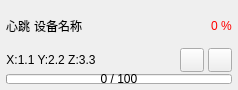
gessd/UAVManage, file UAVManage/devicecontrol.ui: the form before one commit.
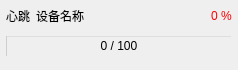
The form after the commit. Icons and pictures are not drawn.

Commit message: 调整上传航点进度界面

```diff
--- a/UAVManage/devicecontrol.ui
+++ b/UAVManage/devicecontrol.ui
@@ -7,7 +7,7 @@
     <x>0</x>
     <y>0</y>
     <width>238</width>
-    <height>90</height>
+    <height>70</height>
    </rect>
   </property>
   <property name="windowTitle">
@@ -30,9 +30,22 @@
     <number>6</number>
    </property>
    <item>
-    <layout class="QHBoxLayout" name="horizontalLayout">
-     <property name="spacing">
-      <number>4</number>
+    <widget class="QWidget" name="widgetName" native="true">
+     <property name="styleSheet">
+      <string notr="true">background:transparent;</string>
+     </property>
+     <layout class="QHBoxLayout" name="horizontalLayout_2">
+      <property name="leftMargin">
+       <number>0</number>
+      </property>
+      <property name="topMargin">
+       <number>0</number>
+      </property>
+      <property name="rightMargin">
+       <number>0</number>
+      </property>
+      <property name="bottomMargin">
+       <number>0</number>
      </property>
      <item>
       <widget class="QLabel" name="labelStatus">
@@ -90,11 +103,29 @@
       </widget>
      </item>
     </layout>
+    </widget>
    </item>
    <item>
-    <layout class="QHBoxLayout" name="horizontalLayout_2">
-     <property name="spacing">
-      <number>4</number>
+    <widget class="QStackedWidget" name="stackedWidgetStatus">
+     <property name="styleSheet">
+      <string notr="true">background:transparent;</string>
+     </property>
+     <property name="currentIndex">
+      <number>1</number>
+     </property>
+     <widget class="QWidget" name="pageStatus">
+      <layout class="QHBoxLayout" name="horizontalLayout_3">
+       <property name="leftMargin">
+        <number>0</number>
+       </property>
+       <property name="topMargin">
+        <number>0</number>
+       </property>
+       <property name="rightMargin">
+        <number>0</number>
+       </property>
+       <property name="bottomMargin">
+        <number>0</number>
      </property>
      <item>
       <widget class="QLabel" name="labelLocation">
@@ -181,15 +212,23 @@
       </widget>
      </item>
     </layout>
-   </item>
+     </widget>
+     <widget class="QWidget" name="pageProgress">
+      <layout class="QHBoxLayout" name="horizontalLayout">
+       <property name="leftMargin">
+        <number>0</number>
+       </property>
+       <property name="topMargin">
+        <number>4</number>
+       </property>
+       <property name="rightMargin">
+        <number>0</number>
+       </property>
+       <property name="bottomMargin">
+        <number>4</number>
+       </property>
    <item>
     <widget class="QProgressBar" name="progressBar">
-     <property name="maximumSize">
-      <size>
-       <width>16777215</width>
-       <height>10</height>
-      </size>
-     </property>
      <property name="maximum">
       <number>100</number>
      </property>
@@ -202,6 +241,10 @@
      <property name="format">
       <string>%v / %m</string>
      </property>
+        </widget>
+       </item>
+      </layout>
+     </widget>
     </widget>
    </item>
   </layout>
```
Lines whose indentation alone changed are shown as unchanged. The commit also changes 1 other file.
